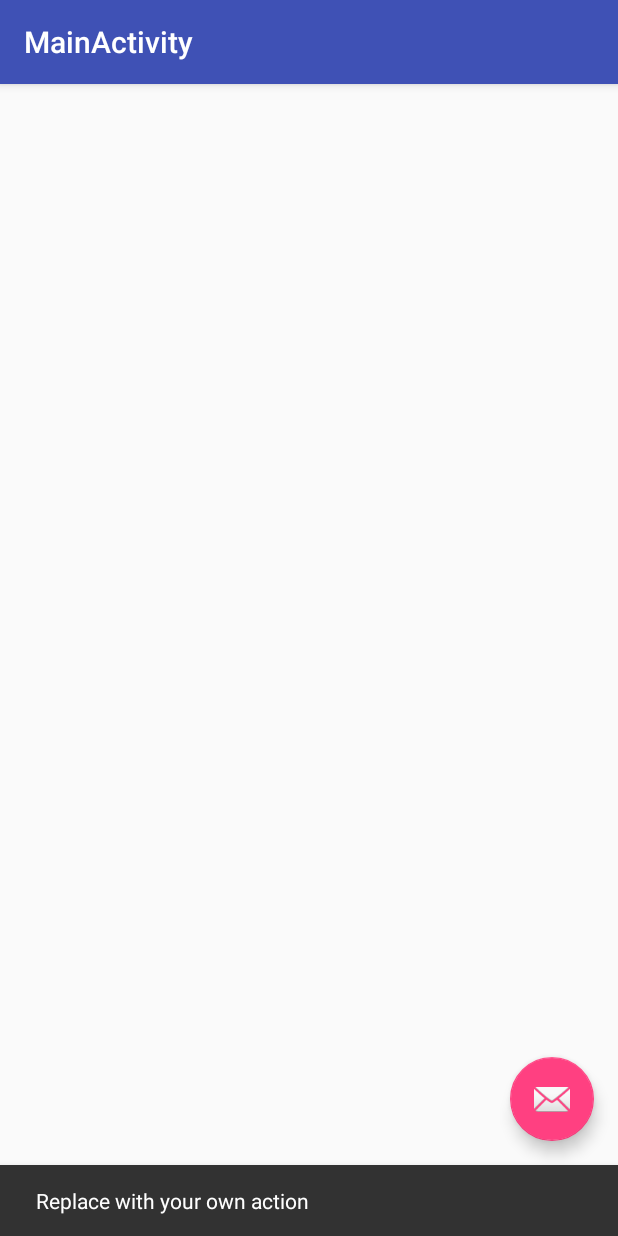
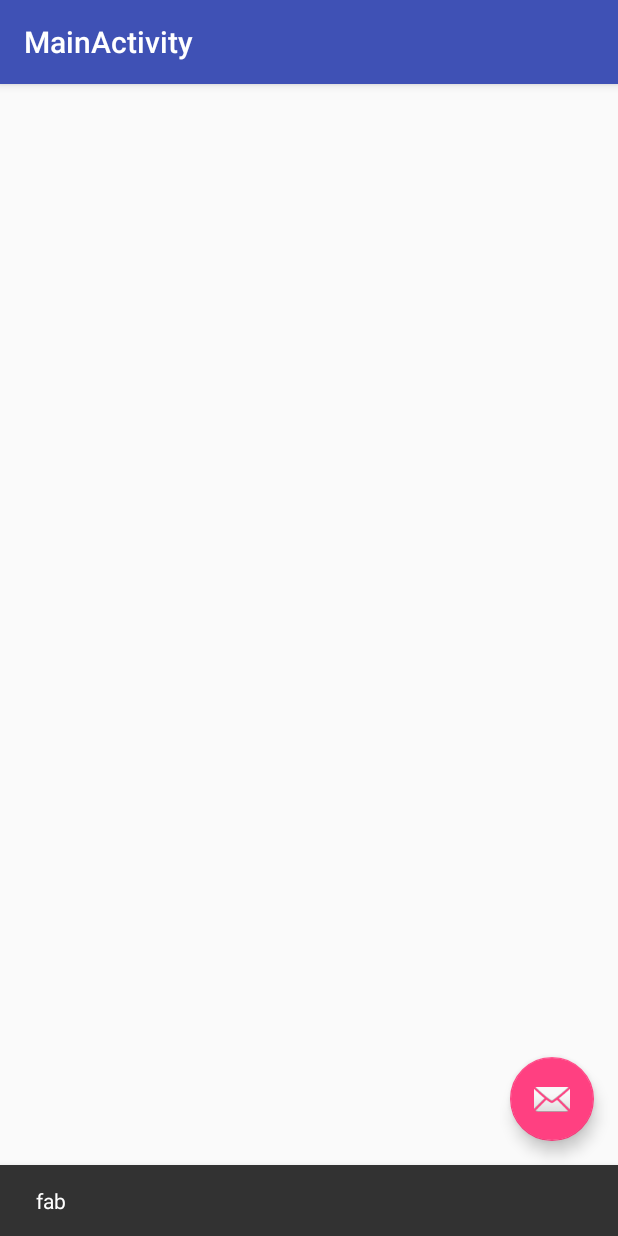
Before and after one commit to ChathurangaSandun/BoatLocator, an Android app: the MainActivity screen opened directly, with no data from a screen before it, after a tap on an icon or button, on a phone screen of 412 x 824 dp. Run offline under Robolectric (Android 15) with nearby library versions, the phone set to English and light mode, and no system bars.

Commit message:
rename fab

```diff
--- a/app/src/main/java/com/bankfinder/chathurangasandun/boatlocator/MainActivity.java
+++ b/app/src/main/java/com/bankfinder/chathurangasandun/boatlocator/MainActivity.java
@@ -20,7 +20,7 @@ public class MainActivity extends AppCompatActivity {
         fab.setOnClickListener(new View.OnClickListener() {
             @Override
             public void onClick(View view) {
-                Snackbar.make(view, "Replace with your own action", Snackbar.LENGTH_LONG)
+                Snackbar.make(view, "fab", Snackbar.LENGTH_LONG)
                         .setAction("Action", null).show();
             }
         });
```
